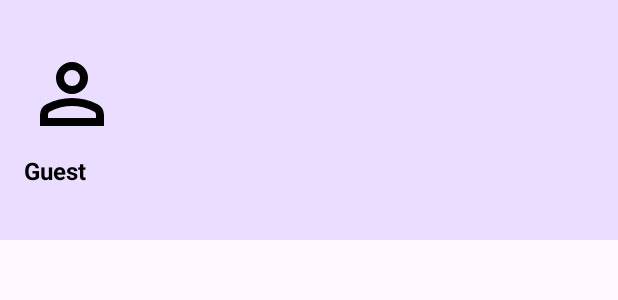
After one commit to koraish3438/EmployeeManager, an Android app: the layout nav_header.xml on its own in the app's theme, with its tools: preview values and no code run, on a phone screen of 412 x 824 dp. The commit adds this screen. Shown: the top 300 px of the screen. Run offline under Robolectric (Android 15) with nearby library versions, the phone set to English and light mode, and no system bars.

Commit message:
7th commit

```diff
--- a/app/src/main/java/com/example/employeemanagementapp/registration/LoginActivity.kt
+++ b/app/src/main/java/com/example/employeemanagementapp/registration/LoginActivity.kt
@@ -25,14 +25,16 @@ class LoginActivity : AppCompatActivity() {
 
             if (!validateInput(email, password)) return@setOnClickListener
 
-            // ✅ SharedPreferences check
+            // Check SharedPreferences
             val sharedPref = getSharedPreferences("MyAppPref", MODE_PRIVATE)
             val savedEmail = sharedPref.getString("email", "")
             val savedPass = sharedPref.getString("pass", "")
+            val savedName = sharedPref.getString("name", "Guest")
 
             if (email == savedEmail && password == savedPass) {
                 Toast.makeText(this, "Login Successful", Toast.LENGTH_SHORT).show()
                 val intent = Intent(this, EmployeeListActivity::class.java)
+                intent.putExtra("userName", savedName)
                 startActivity(intent)
                 finish()
             } else {
--- a/app/src/main/java/com/example/employeemanagementapp/registration/SignupActivity.kt
+++ b/app/src/main/java/com/example/employeemanagementapp/registration/SignupActivity.kt
@@ -27,7 +27,7 @@ class SignupActivity : AppCompatActivity() {
 
             if (!validateInput(name, email, password, confirmPassword)) return@setOnClickListener
 
-            // ✅ Save user in SharedPreferences
+            // Save to SharedPreferences
             val sharedPref = getSharedPreferences("MyAppPref", MODE_PRIVATE)
             sharedPref.edit().apply {
                 putString("name", name)
--- a/app/src/main/java/com/example/employeemanagementapp/splash/SplashActivity.kt
+++ b/app/src/main/java/com/example/employeemanagementapp/splash/SplashActivity.kt
@@ -19,6 +19,6 @@ class SplashActivity : AppCompatActivity() {
             val intent = Intent(this, WelcomeActivity::class.java)
             startActivity(intent)
             finish()
-        }, 1500) // 1.5 seconds delay
+        }, 1000) // 1 seconds delay
     }
 }
--- /dev/null
+++ b/app/src/main/res/drawable/baseline_home_24.xml
@@ -0,0 +1,5 @@
+<vector xmlns:android="http://schemas.android.com/apk/res/android" android:height="24dp" android:tint="#000000" android:viewportHeight="24" android:viewportWidth="24" android:width="24dp">
+
+    <path android:fillColor="@android:color/white" android:pathData="M10,20v-6h4v6h5v-8h3L12,3 2,12h3v8z"/>
+
+</vector>
--- /dev/null
+++ b/app/src/main/res/drawable/baseline_menu_24.xml
@@ -0,0 +1,5 @@
+<vector xmlns:android="http://schemas.android.com/apk/res/android" android:height="24dp" android:tint="#000000" android:viewportHeight="24" android:viewportWidth="24" android:width="24dp">
+
+    <path android:fillColor="@android:color/white" android:pathData="M3,18h18v-2L3,16v2zM3,13h18v-2L3,11v2zM3,6v2h18L21,6L3,6z"/>
+
+</vector>
--- /dev/null
+++ b/app/src/main/res/drawable/baseline_search_24.xml
@@ -0,0 +1,5 @@
+<vector xmlns:android="http://schemas.android.com/apk/res/android" android:height="24dp" android:tint="#000000" android:viewportHeight="24" android:viewportWidth="24" android:width="24dp">
+
+    <path android:fillColor="@android:color/white" android:pathData="M15.5,14h-0.79l-0.28,-0.27C15.41,12.59 16,11.11 16,9.5 16,5.91 13.09,3 9.5,3S3,5.91 3,9.5 5.91,16 9.5,16c1.61,0 3.09,-0.59 4.23,-1.57l0.27,0.28v0.79l5,4.99L20.49,19l-4.99,-5zM9.5,14C7.01,14 5,11.99 5,9.5S7.01,5 9.5,5 14,7.01 14,9.5 11.99,14 9.5,14z"/>
+
+</vector>
--- /dev/null
+++ b/app/src/main/res/drawable/outline_logout_24.xml
@@ -0,0 +1,5 @@
+<vector xmlns:android="http://schemas.android.com/apk/res/android" android:autoMirrored="true" android:height="24dp" android:tint="#000000" android:viewportHeight="960" android:viewportWidth="960" android:width="24dp">
+
+    <path android:fillColor="@android:color/white" android:pathData="M200,840Q167,840 143.5,816.5Q120,793 120,760L120,200Q120,167 143.5,143.5Q167,120 200,120L480,120L480,200L200,200Q200,200 200,200Q200,200 200,200L200,760Q200,760 200,760Q200,760 200,760L480,760L480,840L200,840ZM640,680L585,622L687,520L360,520L360,440L687,440L585,338L640,280L840,480L640,680Z"/>
+
+</vector>
--- /dev/null
+++ b/app/src/main/res/drawable/outline_manufacturing_24.xml
@@ -0,0 +1,5 @@
+<vector xmlns:android="http://schemas.android.com/apk/res/android" android:height="24dp" android:tint="#000000" android:viewportHeight="960" android:viewportWidth="960" android:width="24dp">
+
+    <path android:fillColor="@android:color/white" android:pathData="M234,480L222,420Q210,415 199.5,409.5Q189,404 178,396L120,414L80,346L126,306Q124,293 124,280Q124,267 126,254L80,214L120,146L178,164Q189,156 199.5,150.5Q210,145 222,140L234,80L314,80L326,140Q338,145 348.5,150.5Q359,156 370,164L428,146L468,214L422,254Q424,267 424,280Q424,293 422,306L468,346L428,414L370,396Q359,404 348.5,409.5Q338,415 326,420L314,480L234,480ZM274,360Q307,360 330.5,336.5Q354,313 354,280Q354,247 330.5,223.5Q307,200 274,200Q241,200 217.5,223.5Q194,247 194,280Q194,313 217.5,336.5Q241,360 274,360ZM592,920L574,836Q557,830 542.5,821.5Q528,813 514,802L434,828L378,732L442,676Q440,658 440,640Q440,622 442,604L378,548L434,452L514,478Q528,467 542.5,458.5Q557,450 574,444L592,360L704,360L722,444Q739,450 753.5,458.5Q768,467 782,478L862,452L918,548L854,604Q856,622 856,640Q856,658 854,676L918,732L862,828L782,802Q768,813 753.5,821.5Q739,830 722,836L704,920L592,920ZM648,760Q698,760 733,725Q768,690 768,640Q768,590 733,555Q698,520 648,520Q598,520 563,555Q528,590 528,640Q528,690 563,725Q598,760 648,760Z"/>
+
+</vector>
--- /dev/null
+++ b/app/src/main/res/layout/nav_header.xml
@@ -0,0 +1,35 @@
+<?xml version="1.0" encoding="utf-8"?>
+<LinearLayout
+    xmlns:android="http://schemas.android.com/apk/res/android"
+    android:layout_width="match_parent"
+    android:layout_height="160dp"
+    android:background="?attr/colorPrimaryContainer"
+    android:orientation="vertical"
+    android:gravity="bottom"
+    android:padding="16dp">
+
+    <com.google.android.material.imageview.ShapeableImageView
+        android:id="@+id/imgUser"
+        android:layout_width="64dp"
+        android:layout_height="64dp"
+        android:src="@drawable/outline_person_24"
+        android:contentDescription="@string/profile_pic"/>
+
+    <TextView
+        android:id="@+id/tvUserName"
+        android:layout_width="wrap_content"
+        android:layout_height="wrap_content"
+        android:text="@string/guest"
+        android:textStyle="bold"
+        android:textColor="@color/black"
+        android:textSize="16sp"
+        android:layout_marginTop="8dp"/>
+
+    <TextView
+        android:id="@+id/tvUserEmail"
+        android:layout_width="wrap_content"
+        android:layout_height="wrap_content"
+        android:text=""
+        android:textColor="@color/black"
+        android:textSize="14sp"/>
+</LinearLayout>
--- a/app/src/main/res/values/strings.xml
+++ b/app/src/main/res/values/strings.xml
@@ -43,4 +43,5 @@
     <string name="profile">Profile</string>
     <string name="settings">Settings</string>
     <string name="logout">Logout</string>
+    <string name="guest">Guest</string>
 </resources>
```
Also changed, not shown: app/src/main/java/com/example/employeemanagementapp/ui/EmployeeListActivity.kt (added, +111 -0 lines), app/src/main/res/layout/activity_employee_list.xml (added, +57 -0 lines), app/src/main/res/menu/nav_menu.xml (added, +22 -0 lines), app/src/main/res/menu/top_app_bar_menu.xml (added, +16 -0 lines).
